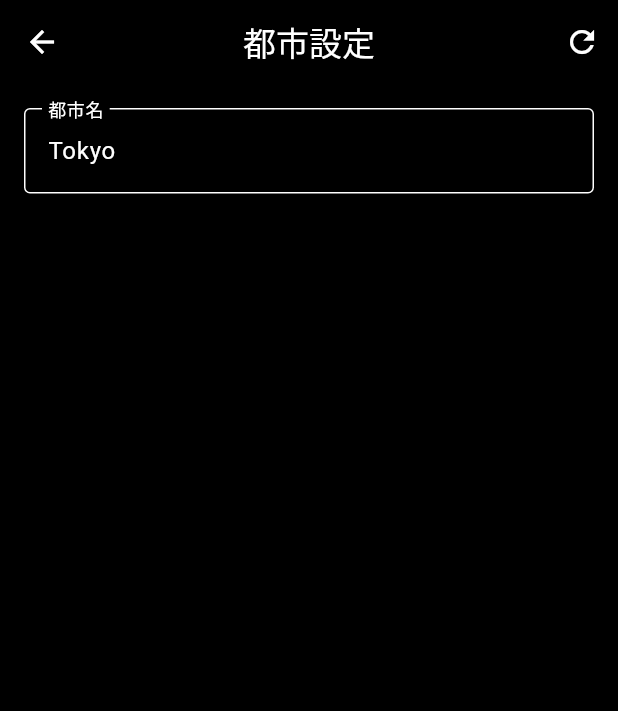
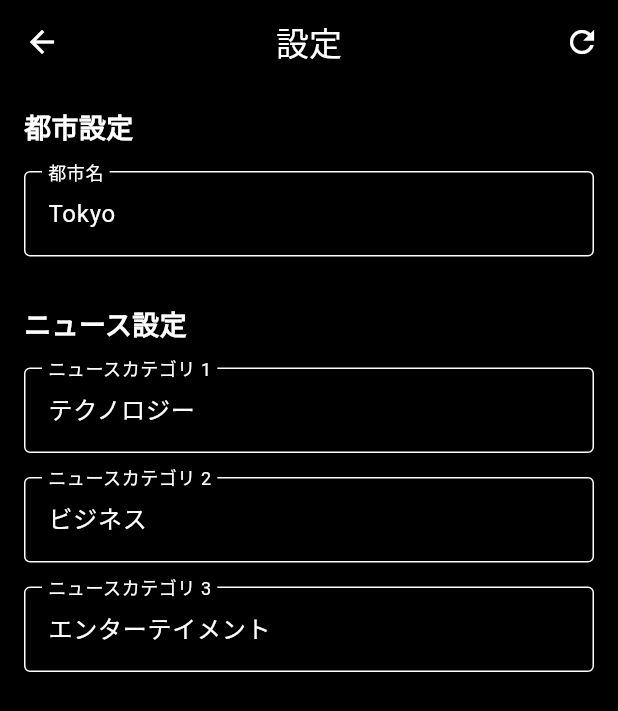
Before and after one commit to ryuki0616/ai_machine_learning, a Flutter app: the SettingsPage screen opened directly with empty values, on a phone screen of 412 x 824 dp. Shown: the top 711 px of the screen. Run offline on Flutter 3.47's test engine with Material 3 defaults, Android fonts, the light colour scheme and no system bars; our stand-ins replace google_generative_ai; network calls fail.

Commit message:
ニュースの追加

```diff
--- a/lib/config_manager.dart
+++ b/lib/config_manager.dart
@@ -1,6 +1,5 @@
 import 'dart:convert';
 import 'dart:io';
-import 'package:flutter/services.dart';
 import 'package:path_provider/path_provider.dart';
 
 class ConfigManager {
@@ -12,6 +11,9 @@
     'unit': 'celsius',
     'lang': 'ja',
     'theme': 'dark',
+    'news_category1': 'テクノロジー',
+    'news_category2': 'ビジネス',
+    'news_category3': 'エンターテイメント',
   };
 
   // 設定を読み込む
--- a/lib/main.dart
+++ b/lib/main.dart
@@ -3,8 +3,11 @@
 import 'settings_page.dart';
 import 'config_manager.dart';
 import 'json_viewer_page.dart';
+import 'news_widget.dart';
+import 'news_service.dart';
 
 void main() {
+  NewsService.initialize();
   runApp(const MyApp());
 }
 
@@ -56,6 +59,9 @@
 
 class _MyHomePageState extends State<MyHomePage> {
   String _city = 'Tokyo';
+  String _newsCategory1 = 'テクノロジー';
+  String _newsCategory2 = 'ビジネス';
+  String _newsCategory3 = 'エンターテイメント';
   bool _loading = true;
 
   @override
@@ -65,9 +71,12 @@
   }
 
   Future<void> _loadCity() async {
-    final city = await loadCityName();
+    final settings = await ConfigManager.load();
     setState(() {
-      _city = city;
+      _city = settings['city'] ?? 'Tokyo';
+      _newsCategory1 = settings['news_category1'] ?? 'テクノロジー';
+      _newsCategory2 = settings['news_category2'] ?? 'ビジネス';
+      _newsCategory3 = settings['news_category3'] ?? 'エンターテイメント';
       _loading = false;
     });
   }
@@ -80,12 +89,8 @@
       ),
     );
     if (result != null && result is String && result.isNotEmpty) {
-      print('都市名を変更: $_city → $result');
-      await saveCityName(result);
-      setState(() {
-        _city = result;
-      });
-      print('都市名更新完了: $_city');
+      print('設定を更新');
+      await _loadCity(); // 設定を再読み込み
     }
   }
 
@@ -135,9 +140,17 @@
           const SizedBox(width: 8), // 右端の余白
         ],
       ),
-      body: Padding(
+      body: SingleChildScrollView(
         padding: const EdgeInsets.all(16.0),
-        child: WeatherWidget(city: _city),
+        child: Column(
+          children: [
+            WeatherWidget(city: _city),
+            const SizedBox(height: 20),
+            NewsWidget(category: _newsCategory1),
+            NewsWidget(category: _newsCategory2),
+            NewsWidget(category: _newsCategory3),
+          ],
+        ),
       ),
     );
   }
--- a/lib/settings_page.dart
+++ b/lib/settings_page.dart
@@ -11,6 +11,9 @@
 
 class _SettingsPageState extends State<SettingsPage> {
   late TextEditingController _cityController;
+  late TextEditingController _newsCategory1Controller;
+  late TextEditingController _newsCategory2Controller;
+  late TextEditingController _newsCategory3Controller;
   bool _loading = true;
   bool _hasChanges = false;
 
@@ -18,6 +21,9 @@
   void initState() {
     super.initState();
     _cityController = TextEditingController(text: widget.initialCity);
+    _newsCategory1Controller = TextEditingController();
+    _newsCategory2Controller = TextEditingController();
+    _newsCategory3Controller = TextEditingController();
     _loadSettings();
   }
 
@@ -26,6 +32,9 @@
       final settings = await ConfigManager.load();
       setState(() {
         _cityController.text = settings['city'] ?? 'Tokyo';
+        _newsCategory1Controller.text = settings['news_category1'] ?? 'テクノロジー';
+        _newsCategory2Controller.text = settings['news_category2'] ?? 'ビジネス';
+        _newsCategory3Controller.text = settings['news_category3'] ?? 'エンターテイメント';
         _loading = false;
         _hasChanges = false;
       });
@@ -44,6 +53,9 @@
     try {
       final settings = {
         'city': _cityController.text,
+        'news_category1': _newsCategory1Controller.text,
+        'news_category2': _newsCategory2Controller.text,
+        'news_category3': _newsCategory3Controller.text,
       };
       print('SettingsPage: 設定保存開始 - ${settings['city']}');
       await ConfigManager.save(settings);
@@ -78,6 +90,9 @@
   @override
   void dispose() {
     _cityController.dispose();
+    _newsCategory1Controller.dispose();
+    _newsCategory2Controller.dispose();
+    _newsCategory3Controller.dispose();
     super.dispose();
   }
 
@@ -89,7 +104,7 @@
 
     return Scaffold(
       appBar: AppBar(
-        title: const Text('都市設定'),
+        title: const Text('設定'),
         actions: [
           if (_hasChanges)
             TextButton(
@@ -107,14 +122,56 @@
       ),
       body: Padding(
         padding: const EdgeInsets.all(16),
+        child: SingleChildScrollView(
           child: Column(
+            crossAxisAlignment: CrossAxisAlignment.start,
             children: [
+              const Text(
+                '都市設定',
+                style: TextStyle(fontSize: 18, fontWeight: FontWeight.bold),
+              ),
+              const SizedBox(height: 16),
               TextField(
                 controller: _cityController,
                 decoration: const InputDecoration(
                   labelText: '都市名',
                   border: OutlineInputBorder(),
                   hintText: '例: Tokyo, Osaka, Kyoto',
+                ),
+                onChanged: (_) => _onChanged(),
+              ),
+              const SizedBox(height: 32),
+              const Text(
+                'ニュース設定',
+                style: TextStyle(fontSize: 18, fontWeight: FontWeight.bold),
+              ),
+              const SizedBox(height: 16),
+              TextField(
+                controller: _newsCategory1Controller,
+                decoration: const InputDecoration(
+                  labelText: 'ニュースカテゴリ 1',
+                  border: OutlineInputBorder(),
+                  hintText: '例: テクノロジー, ビジネス, スポーツ',
+                ),
+                onChanged: (_) => _onChanged(),
+              ),
+              const SizedBox(height: 16),
+              TextField(
+                controller: _newsCategory2Controller,
+                decoration: const InputDecoration(
+                  labelText: 'ニュースカテゴリ 2',
+                  border: OutlineInputBorder(),
+                  hintText: '例: エンターテイメント, 政治, 科学',
+                ),
+                onChanged: (_) => _onChanged(),
+              ),
+              const SizedBox(height: 16),
+              TextField(
+                controller: _newsCategory3Controller,
+                decoration: const InputDecoration(
+                  labelText: 'ニュースカテゴリ 3',
+                  border: OutlineInputBorder(),
+                  hintText: '例: 健康, 教育, 旅行',
                 ),
                 onChanged: (_) => _onChanged(),
               ),
@@ -157,6 +214,7 @@
             ],
           ),
         ),
+      ),
     );
   }
 }
--- a/pubspec.yaml
+++ b/pubspec.yaml
@@ -30,13 +30,14 @@
 dependencies:
   flutter:
     sdk: flutter
-  shared_preferences: ^2.2.2
-  path_provider: ^2.1.1
+  shared_preferences: ^2.1.2
+  path_provider: ^2.0.15
 
   # The following adds the Cupertino Icons font to your application.
   # Use with the CupertinoIcons class for iOS style icons.
   cupertino_icons: ^1.0.8
   http: ^1.1.0
+  google_generative_ai: ^0.4.7
 
 dev_dependencies:
   flutter_test:
```
Also changed, not shown: lib/news_service.dart (added, +160 -0 lines), lib/news_widget.dart (added, +207 -0 lines), pubspec.lock. Lines whose indentation alone changed are shown as unchanged.
